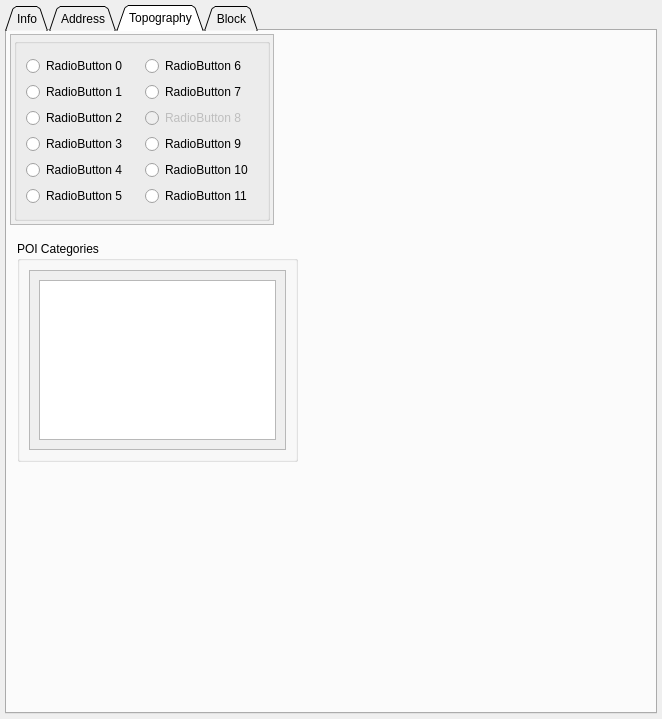
First picture: the form in ui_files/QgisVdoDockwidgetBase.ui, repository lugovskovp/QGIS_VDO, before the edit.
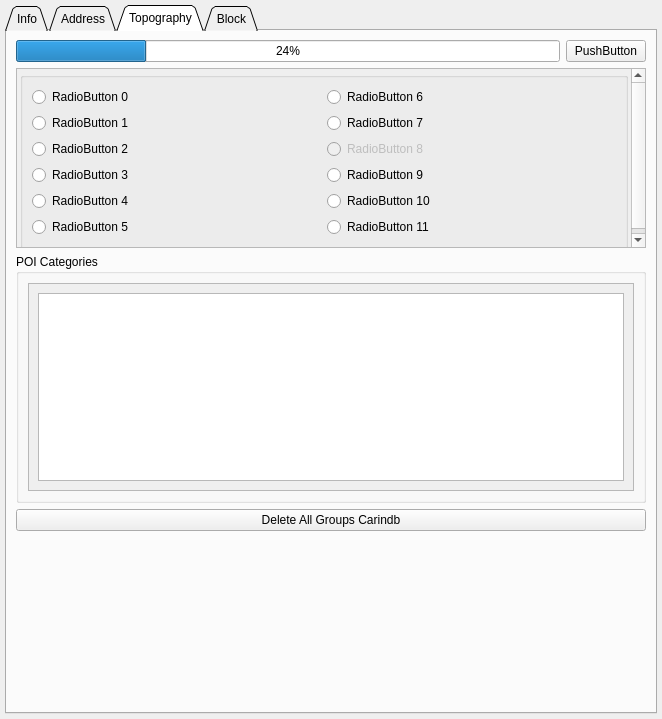
Second picture: the form after the edit. Custom widgets are drawn as their Qt base class.

Commit message: + push button - clear all vdo groups, + scroll area - how many folders in almanacs

The edit to the form file:
```diff
--- a/ui_files/QgisVdoDockwidgetBase.ui
+++ b/ui_files/QgisVdoDockwidgetBase.ui
@@ -971,15 +971,27 @@
        <attribute name="title">
         <string>Topography</string>
        </attribute>
-       <widget class="QScrollArea" name="scrollArea">
-        <property name="geometry">
-         <rect>
-          <x>3</x>
-          <y>3</y>
-          <width>264</width>
-          <height>191</height>
-         </rect>
-        </property>
+       <layout class="QVBoxLayout" name="verticalLayout_7">
+        <item>
+         <layout class="QHBoxLayout" name="horizontalLayout" stretch="1,0">
+          <item>
+           <widget class="QProgressBar" name="progressBarFolderMaps">
+            <property name="value">
+             <number>24</number>
+            </property>
+           </widget>
+          </item>
+          <item>
+           <widget class="QPushButton" name="pb_LoadFolderMaps">
+            <property name="text">
+             <string>PushButton</string>
+            </property>
+           </widget>
+          </item>
+         </layout>
+        </item>
+        <item>
+         <widget class="QScrollArea" name="scrollAreaScales">
         <property name="widgetResizable">
          <bool>true</bool>
         </property>
@@ -988,7 +1000,7 @@
           <rect>
            <x>0</x>
            <y>0</y>
-           <width>262</width>
+             <width>622</width>
            <height>189</height>
           </rect>
          </property>
@@ -1122,15 +1134,9 @@
          </layout>
         </widget>
        </widget>
+        </item>
+        <item>
        <widget class="AnimatedGroupBox" name="gb_CategoriesPOI">
-        <property name="geometry">
-         <rect>
-          <x>10</x>
-          <y>210</y>
-          <width>281</width>
-          <height>221</height>
-         </rect>
-        </property>
         <property name="title">
          <string>POI Categories</string>
         </property>
@@ -1145,8 +1151,8 @@
              <rect>
               <x>0</x>
               <y>0</y>
-              <width>255</width>
-              <height>179</height>
+                <width>598</width>
+                <height>139</height>
              </rect>
             </property>
             <layout class="QVBoxLayout" name="verticalLayout_13">
@@ -1166,6 +1172,28 @@
          </item>
         </layout>
        </widget>
+        </item>
+        <item>
+         <widget class="QPushButton" name="pb_DebugClearVDO">
+          <property name="text">
+           <string>Delete All Groups Carindb</string>
+          </property>
+         </widget>
+        </item>
+        <item>
+         <spacer name="verticalSpacer_2">
+          <property name="orientation">
+           <enum>Qt::Vertical</enum>
+          </property>
+          <property name="sizeHint" stdset="0">
+           <size>
+            <width>28</width>
+            <height>177</height>
+           </size>
+          </property>
+         </spacer>
+        </item>
+       </layout>
       </widget>
       <widget class="QWidget" name="tab_block">
        <attribute name="title">
```
Lines whose indentation alone changed are shown as unchanged. The commit also changes 2 other files.
